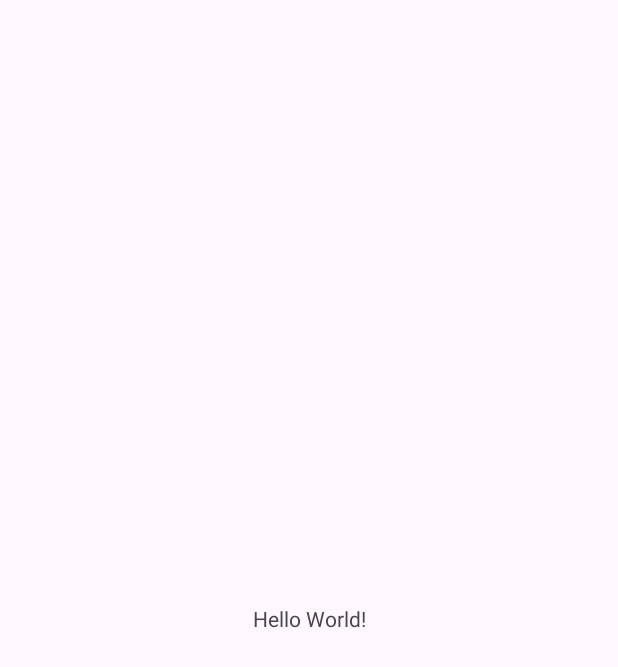
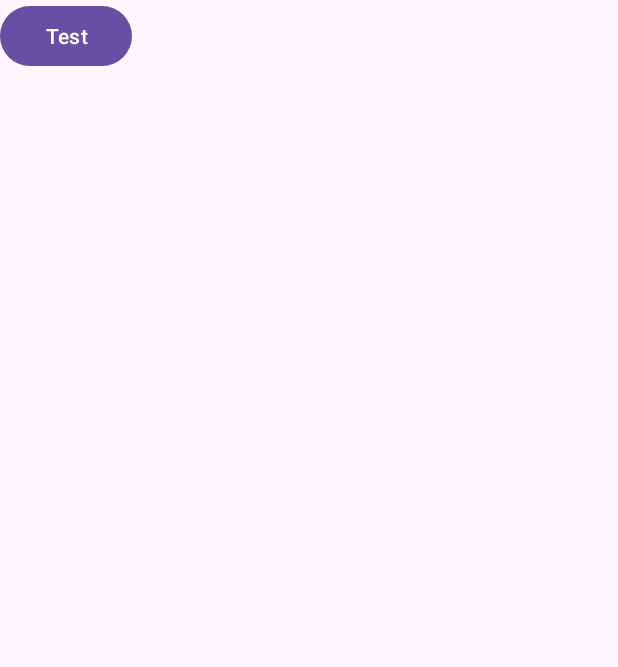
Before and after one commit to Yokunnn/YourMovieBase, an Android app: the screen it shows after launch (MainActivity), on a phone screen of 412 x 824 dp. Before the commit the part shown is almost empty. Shown: the top 667 px of the screen. Run offline under Robolectric (Android 15) with nearby library versions, the phone set to English and light mode, and no system bars; our stand-ins replace Dagger/Hilt's generated code.

Commit message:
navigation and di configuration

```diff
--- a/app/build.gradle.kts
+++ b/app/build.gradle.kts
@@ -1,6 +1,8 @@
 plugins {
     alias(libs.plugins.androidApplication)
     alias(libs.plugins.jetbrainsKotlinAndroid)
+    id("kotlin-kapt")
+    id("com.google.dagger.hilt.android")
 }
 
 android {
@@ -17,6 +19,9 @@ android {
         testInstrumentationRunner = "androidx.test.runner.AndroidJUnitRunner"
     }
 
+    buildFeatures {
+        viewBinding = true
+    }
     buildTypes {
         release {
             isMinifyEnabled = false
@@ -35,6 +40,10 @@ android {
     }
 }
 
+kapt {
+    correctErrorTypes = true
+}
+
 dependencies {
 
     implementation(libs.androidx.core.ktx)
@@ -45,4 +54,13 @@ dependencies {
     testImplementation(libs.junit)
     androidTestImplementation(libs.androidx.junit)
     androidTestImplementation(libs.androidx.espresso.core)
+
+    //Hilt
+    implementation(libs.hilt.android)
+    kapt(libs.hilt.android.compiler)
+
+    //Navigation
+    implementation(libs.androidx.navigation.fragment.ktx)
+    implementation(libs.androidx.navigation.ui.ktx)
+    implementation(libs.androidx.navigation.dynamic.features.fragment)
 }
--- a/app/src/main/AndroidManifest.xml
+++ b/app/src/main/AndroidManifest.xml
@@ -2,7 +2,10 @@
 <manifest xmlns:android="http://schemas.android.com/apk/res/android"
     xmlns:tools="http://schemas.android.com/tools">
 
+    <uses-permission android:name="android.permission.INTERNET" />
+
     <application
+        android:name=".presentation.App"
         android:allowBackup="true"
         android:dataExtractionRules="@xml/data_extraction_rules"
         android:fullBackupContent="@xml/backup_rules"
--- /dev/null
+++ b/app/src/main/java/ru/zakablukov/yourmoviebase/presentation/App.kt
@@ -0,0 +1,7 @@
+package ru.zakablukov.yourmoviebase.presentation
+
+import android.app.Application
+import dagger.hilt.android.HiltAndroidApp
+
+@HiltAndroidApp
+class App : Application()
--- a/app/src/main/java/ru/zakablukov/yourmoviebase/presentation/MainActivity.kt
+++ b/app/src/main/java/ru/zakablukov/yourmoviebase/presentation/MainActivity.kt
@@ -1,21 +1,18 @@
 package ru.zakablukov.yourmoviebase.presentation
 
 import android.os.Bundle
-import androidx.activity.enableEdgeToEdge
 import androidx.appcompat.app.AppCompatActivity
-import androidx.core.view.ViewCompat
-import androidx.core.view.WindowInsetsCompat
-import ru.zakablukov.yourmoviebase.R
+import dagger.hilt.android.AndroidEntryPoint
+import ru.zakablukov.yourmoviebase.databinding.ActivityMainBinding
 
+@AndroidEntryPoint
 class MainActivity : AppCompatActivity() {
+
+    private lateinit var binding: ActivityMainBinding
+
     override fun onCreate(savedInstanceState: Bundle?) {
         super.onCreate(savedInstanceState)
-        enableEdgeToEdge()
-        setContentView(R.layout.activity_main)
-        ViewCompat.setOnApplyWindowInsetsListener(findViewById(R.id.main)) { v, insets ->
-            val systemBars = insets.getInsets(WindowInsetsCompat.Type.systemBars())
-            v.setPadding(systemBars.left, systemBars.top, systemBars.right, systemBars.bottom)
-            insets
-        }
+        binding = ActivityMainBinding.inflate(layoutInflater)
+        setContentView(binding.root)
     }
 }
--- /dev/null
+++ b/app/src/main/java/ru/zakablukov/yourmoviebase/presentation/fragment/AuthFragment.kt
@@ -0,0 +1,23 @@
+package ru.zakablukov.yourmoviebase.presentation.fragment
+
+import android.os.Bundle
+import androidx.fragment.app.Fragment
+import android.view.LayoutInflater
+import android.view.View
+import android.view.ViewGroup
+import dagger.hilt.android.AndroidEntryPoint
+import ru.zakablukov.yourmoviebase.databinding.FragmentAuthBinding
+
+@AndroidEntryPoint
+class AuthFragment : Fragment() {
+
+    private lateinit var binding: FragmentAuthBinding
+
+    override fun onCreateView(
+        inflater: LayoutInflater, container: ViewGroup?,
+        savedInstanceState: Bundle?
+    ): View? {
+        binding = FragmentAuthBinding.inflate(inflater, container, false)
+        return binding.root
+    }
+}
--- a/app/src/main/res/layout/activity_main.xml
+++ b/app/src/main/res/layout/activity_main.xml
@@ -1,19 +1,13 @@
 <?xml version="1.0" encoding="utf-8"?>
-<androidx.constraintlayout.widget.ConstraintLayout xmlns:android="http://schemas.android.com/apk/res/android"
+<androidx.fragment.app.FragmentContainerView xmlns:android="http://schemas.android.com/apk/res/android"
     xmlns:app="http://schemas.android.com/apk/res-auto"
     xmlns:tools="http://schemas.android.com/tools"
-    android:id="@+id/main"
+    android:id="@+id/nav_host_fragment"
+    android:name="androidx.navigation.fragment.NavHostFragment"
     android:layout_width="match_parent"
     android:layout_height="match_parent"
+    app:defaultNavHost="true"
+    app:navGraph="@navigation/nav_graph"
     tools:context=".presentation.MainActivity">
 
-    <TextView
-        android:layout_width="wrap_content"
-        android:layout_height="wrap_content"
-        android:text="Hello World!"
-        app:layout_constraintBottom_toBottomOf="parent"
-        app:layout_constraintEnd_toEndOf="parent"
-        app:layout_constraintStart_toStartOf="parent"
-        app:layout_constraintTop_toTopOf="parent" />
-
-</androidx.constraintlayout.widget.ConstraintLayout>
+</androidx.fragment.app.FragmentContainerView>
--- /dev/null
+++ b/app/src/main/res/layout/fragment_auth.xml
@@ -0,0 +1,16 @@
+<?xml version="1.0" encoding="utf-8"?>
+<androidx.constraintlayout.widget.ConstraintLayout xmlns:android="http://schemas.android.com/apk/res/android"
+    xmlns:app="http://schemas.android.com/apk/res-auto"
+    xmlns:tools="http://schemas.android.com/tools"
+    android:layout_width="match_parent"
+    android:layout_height="match_parent"
+    tools:context=".presentation.fragment.AuthFragment">
+
+    <Button
+        android:layout_width="wrap_content"
+        android:layout_height="wrap_content"
+        android:text="Test"
+        app:layout_constraintStart_toStartOf="parent"
+        app:layout_constraintTop_toTopOf="parent" />
+
+</androidx.constraintlayout.widget.ConstraintLayout>
--- /dev/null
+++ b/app/src/main/res/navigation/nav_graph.xml
@@ -0,0 +1,13 @@
+<?xml version="1.0" encoding="utf-8"?>
+<navigation xmlns:android="http://schemas.android.com/apk/res/android"
+    xmlns:app="http://schemas.android.com/apk/res-auto"
+    xmlns:tools="http://schemas.android.com/tools"
+    android:id="@+id/nav_graph"
+    app:startDestination="@id/authFragment">
+
+    <fragment
+        android:id="@+id/authFragment"
+        android:name="ru.zakablukov.yourmoviebase.presentation.fragment.AuthFragment"
+        android:label="fragment_auth"
+        tools:layout="@layout/fragment_auth" />
+</navigation>
--- a/build.gradle.kts
+++ b/build.gradle.kts
@@ -2,4 +2,5 @@
 plugins {
     alias(libs.plugins.androidApplication) apply false
     alias(libs.plugins.jetbrainsKotlinAndroid) apply false
+    id("com.google.dagger.hilt.android") version "2.51" apply false
 }
--- a/gradle/libs.versions.toml
+++ b/gradle/libs.versions.toml
@@ -1,5 +1,6 @@
 [versions]
 agp = "8.3.1"
+hiltAndroid = "2.51"
 kotlin = "1.9.0"
 coreKtx = "1.13.1"
 junit = "4.13.2"
@@ -9,9 +10,15 @@ appcompat = "1.7.0"
 material = "1.12.0"
 activity = "1.8.0"
 constraintlayout = "2.1.4"
+navigationFragmentKtx = "2.7.7"
 
 [libraries]
 androidx-core-ktx = { group = "androidx.core", name = "core-ktx", version.ref = "coreKtx" }
+androidx-navigation-dynamic-features-fragment = { module = "androidx.navigation:navigation-dynamic-features-fragment", version.ref = "navigationFragmentKtx" }
+androidx-navigation-fragment-ktx = { module = "androidx.navigation:navigation-fragment-ktx", version.ref = "navigationFragmentKtx" }
+androidx-navigation-ui-ktx = { module = "androidx.navigation:navigation-ui-ktx", version.ref = "navigationFragmentKtx" }
+hilt-android = { module = "com.google.dagger:hilt-android", version.ref = "hiltAndroid" }
+hilt-android-compiler = { module = "com.google.dagger:hilt-android-compiler", version.ref = "hiltAndroid" }
 junit = { group = "junit", name = "junit", version.ref = "junit" }
 androidx-junit = { group = "androidx.test.ext", name = "junit", version.ref = "junitVersion" }
 androidx-espresso-core = { group = "androidx.test.espresso", name = "espresso-core", version.ref = "espressoCore" }
```
